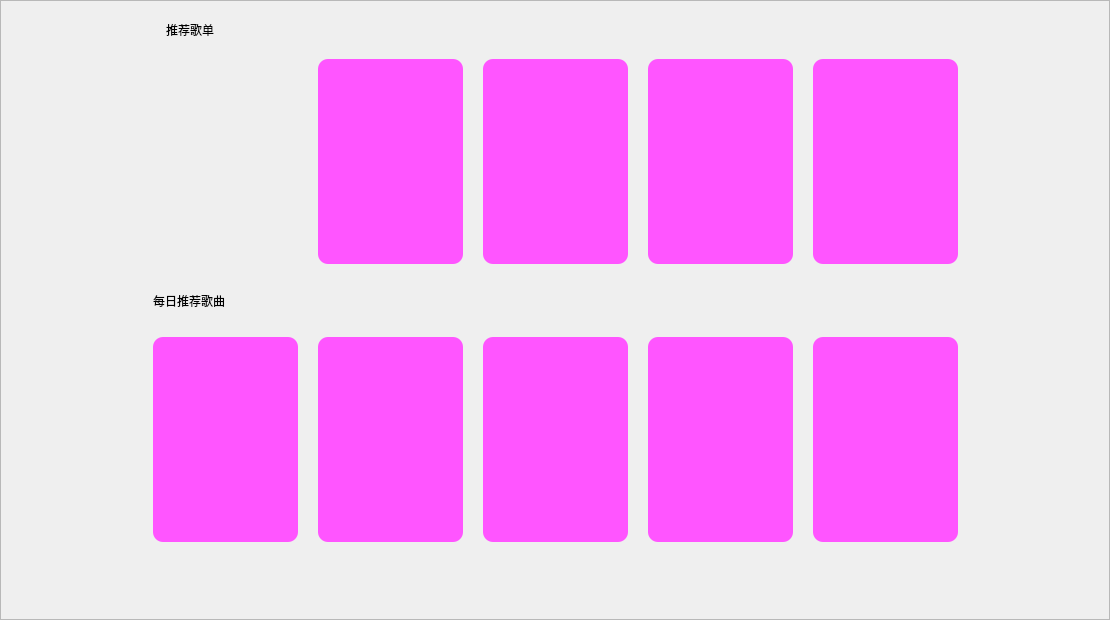
Old version of the form recommend.ui in the repository NanCity/Qt-ffmpeg.
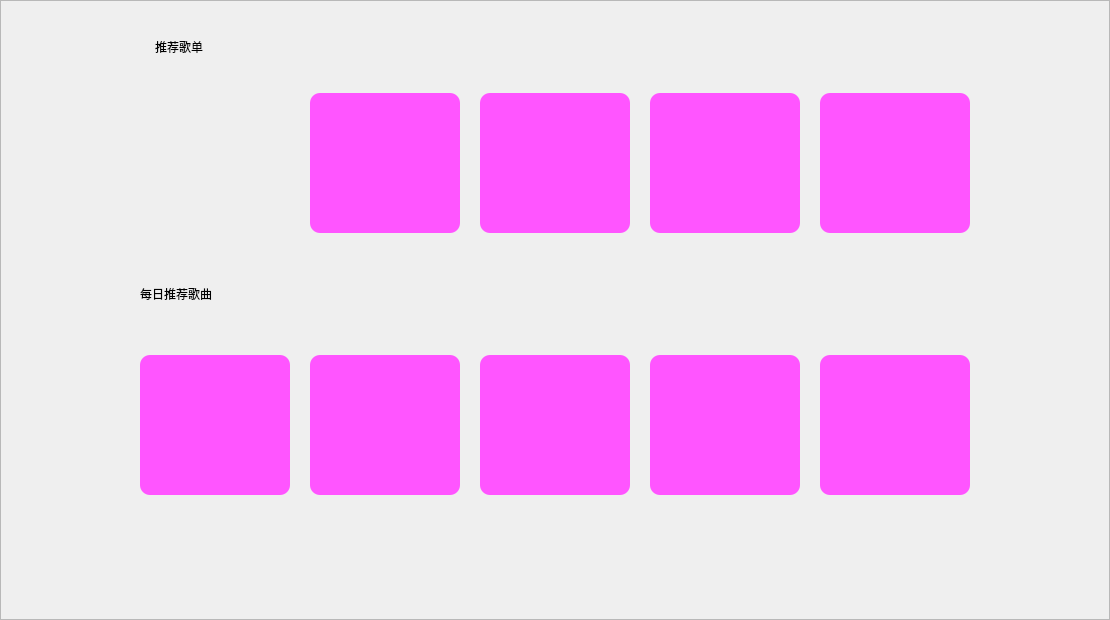
New version of the form. Icons and pictures are not drawn.

What changed in the file:
```diff
--- a/recommend.ui
+++ b/recommend.ui
@@ -106,6 +106,314 @@
             <property name="verticalSpacing">
              <number>0</number>
             </property>
+            <item row="3" column="1">
+             <widget class="QPushButton" name="btn_rec_6">
+              <property name="sizePolicy">
+               <sizepolicy hsizetype="Minimum" vsizetype="Minimum">
+                <horstretch>0</horstretch>
+                <verstretch>0</verstretch>
+               </sizepolicy>
+              </property>
+              <property name="minimumSize">
+               <size>
+                <width>150</width>
+                <height>140</height>
+               </size>
+              </property>
+              <property name="maximumSize">
+               <size>
+                <width>150</width>
+                <height>140</height>
+               </size>
+              </property>
+              <property name="styleSheet">
+               <string notr="true">border-radius: 10px; /*设置圆角的大小*/
+background-color: rgb(255, 85, 255);</string>
+              </property>
+              <property name="text">
+               <string/>
+              </property>
+             </widget>
+            </item>
+            <item row="5" column="2">
+             <widget class="QLabel" name="lab_rec_7">
+              <property name="minimumSize">
+               <size>
+                <width>140</width>
+                <height>60</height>
+               </size>
+              </property>
+              <property name="maximumSize">
+               <size>
+                <width>140</width>
+                <height>60</height>
+               </size>
+              </property>
+              <property name="text">
+               <string/>
+              </property>
+             </widget>
+            </item>
+            <item row="5" column="3">
+             <widget class="QLabel" name="lab_rec_8">
+              <property name="minimumSize">
+               <size>
+                <width>140</width>
+                <height>60</height>
+               </size>
+              </property>
+              <property name="maximumSize">
+               <size>
+                <width>140</width>
+                <height>60</height>
+               </size>
+              </property>
+              <property name="text">
+               <string/>
+              </property>
+             </widget>
+            </item>
+            <item row="3" column="5">
+             <widget class="QPushButton" name="btn_rec_10">
+              <property name="sizePolicy">
+               <sizepolicy hsizetype="Minimum" vsizetype="Minimum">
+                <horstretch>0</horstretch>
+                <verstretch>0</verstretch>
+               </sizepolicy>
+              </property>
+              <property name="minimumSize">
+               <size>
+                <width>150</width>
+                <height>140</height>
+               </size>
+              </property>
+              <property name="maximumSize">
+               <size>
+                <width>150</width>
+                <height>140</height>
+               </size>
+              </property>
+              <property name="styleSheet">
+               <string notr="true">border-radius: 10px; /*设置圆角的大小*/
+background-color: rgb(255, 85, 255);</string>
+              </property>
+              <property name="text">
+               <string/>
+              </property>
+             </widget>
+            </item>
+            <item row="3" column="2">
+             <widget class="QPushButton" name="btn_rec_7">
+              <property name="sizePolicy">
+               <sizepolicy hsizetype="Minimum" vsizetype="Minimum">
+                <horstretch>0</horstretch>
+                <verstretch>0</verstretch>
+               </sizepolicy>
+              </property>
+              <property name="minimumSize">
+               <size>
+                <width>150</width>
+                <height>140</height>
+               </size>
+              </property>
+              <property name="maximumSize">
+               <size>
+                <width>150</width>
+                <height>140</height>
+               </size>
+              </property>
+              <property name="styleSheet">
+               <string notr="true">border-radius: 10px; /*设置圆角的大小*/
+background-color: rgb(255, 85, 255);</string>
+              </property>
+              <property name="text">
+               <string/>
+              </property>
+             </widget>
+            </item>
+            <item row="2" column="3">
+             <widget class="QLabel" name="lab_rec_3">
+              <property name="minimumSize">
+               <size>
+                <width>140</width>
+                <height>60</height>
+               </size>
+              </property>
+              <property name="maximumSize">
+               <size>
+                <width>140</width>
+                <height>60</height>
+               </size>
+              </property>
+              <property name="text">
+               <string/>
+              </property>
+             </widget>
+            </item>
+            <item row="5" column="4">
+             <widget class="QLabel" name="lab_rec_9">
+              <property name="minimumSize">
+               <size>
+                <width>140</width>
+                <height>60</height>
+               </size>
+              </property>
+              <property name="maximumSize">
+               <size>
+                <width>140</width>
+                <height>60</height>
+               </size>
+              </property>
+              <property name="text">
+               <string/>
+              </property>
+             </widget>
+            </item>
+            <item row="1" column="2">
+             <widget class="QPushButton" name="btn_rec_2">
+              <property name="sizePolicy">
+               <sizepolicy hsizetype="Minimum" vsizetype="Minimum">
+                <horstretch>0</horstretch>
+                <verstretch>0</verstretch>
+               </sizepolicy>
+              </property>
+              <property name="minimumSize">
+               <size>
+                <width>150</width>
+                <height>140</height>
+               </size>
+              </property>
+              <property name="maximumSize">
+               <size>
+                <width>150</width>
+                <height>140</height>
+               </size>
+              </property>
+              <property name="styleSheet">
+               <string notr="true">border-radius: 10px; /*设置圆角的大小*/
+background-color: rgb(255, 85, 255);</string>
+              </property>
+              <property name="text">
+               <string/>
+              </property>
+             </widget>
+            </item>
+            <item row="5" column="1">
+             <widget class="QLabel" name="lab_rec_6">
+              <property name="minimumSize">
+               <size>
+                <width>140</width>
+                <height>60</height>
+               </size>
+              </property>
+              <property name="maximumSize">
+               <size>
+                <width>140</width>
+                <height>60</height>
+               </size>
+              </property>
+              <property name="text">
+               <string/>
+              </property>
+             </widget>
+            </item>
+            <item row="2" column="4">
+             <widget class="QLabel" name="lab_rec_4">
+              <property name="minimumSize">
+               <size>
+                <width>140</width>
+                <height>60</height>
+               </size>
+              </property>
+              <property name="maximumSize">
+               <size>
+                <width>140</width>
+                <height>60</height>
+               </size>
+              </property>
+              <property name="text">
+               <string/>
+              </property>
+             </widget>
+            </item>
+            <item row="3" column="4">
+             <widget class="QPushButton" name="btn_rec_9">
+              <property name="sizePolicy">
+               <sizepolicy hsizetype="Minimum" vsizetype="Minimum">
+                <horstretch>0</horstretch>
+                <verstretch>0</verstretch>
+               </sizepolicy>
+              </property>
+              <property name="minimumSize">
+               <size>
+                <width>150</width>
+                <height>140</height>
+               </size>
+              </property>
+              <property name="maximumSize">
+               <size>
+                <width>150</width>
+                <height>140</height>
+               </size>
+              </property>
+              <property name="styleSheet">
+               <string notr="true">border-radius: 10px; /*设置圆角的大小*/
+background-color: rgb(255, 85, 255);</string>
+              </property>
+              <property name="text">
+               <string/>
+              </property>
+             </widget>
+            </item>
+            <item row="2" column="1">
+             <widget class="QLabel" name="lab_rec_1">
+              <property name="minimumSize">
+               <size>
+                <width>140</width>
+                <height>60</height>
+               </size>
+              </property>
+              <property name="maximumSize">
+               <size>
+                <width>140</width>
+                <height>60</height>
+               </size>
+              </property>
+              <property name="text">
+               <string>每日推荐歌曲</string>
+              </property>
+             </widget>
+            </item>
+            <item row="1" column="1">
+             <widget class="QPushButton" name="btn_rec_1">
+              <property name="sizePolicy">
+               <sizepolicy hsizetype="Minimum" vsizetype="Minimum">
+                <horstretch>0</horstretch>
+                <verstretch>0</verstretch>
+               </sizepolicy>
+              </property>
+              <property name="minimumSize">
+               <size>
+                <width>150</width>
+                <height>140</height>
+               </size>
+              </property>
+              <property name="maximumSize">
+               <size>
+                <width>150</width>
+                <height>140</height>
+               </size>
+              </property>
+              <property name="styleSheet">
+               <string notr="true">border-radius: 10px; /*设置圆角的大小*/
+
+</string>
+              </property>
+              <property name="text">
+               <string/>
+              </property>
+             </widget>
+            </item>
             <item row="0" column="1">
              <layout class="QHBoxLayout" name="horizontalLayout_2" stretch="0,0">
               <property name="spacing">
@@ -162,25 +470,18 @@
               </item>
              </layout>
             </item>
-            <item row="4" column="2">
-             <widget class="QLabel" name="lab_rec_7">
-              <property name="maximumSize">
+            <item row="5" column="5">
+             <widget class="QLabel" name="lab_rec_10">
+              <property name="minimumSize">
                <size>
-                <width>205</width>
-                <height>45</height>
+                <width>140</width>
+                <height>60</height>
                </size>
               </property>
-              <property name="text">
-               <string/>
-              </property>
-             </widget>
-            </item>
-            <item row="4" column="3">
-             <widget class="QLabel" name="lab_rec_8">
               <property name="maximumSize">
                <size>
-                <width>205</width>
-                <height>45</height>
+                <width>140</width>
+                <height>60</height>
                </size>
               </property>
               <property name="text">
@@ -198,14 +499,14 @@
               </property>
               <property name="minimumSize">
                <size>
-                <width>145</width>
+                <width>150</width>
                 <height>140</height>
                </size>
               </property>
               <property name="maximumSize">
                <size>
-                <width>205</width>
-                <height>205</height>
+                <width>150</width>
+                <height>140</height>
                </size>
               </property>
               <property name="styleSheet">
@@ -217,19 +518,48 @@
               </property>
              </widget>
             </item>
-            <item row="4" column="1">
-             <widget class="QLabel" name="lab_rec_6">
+            <item row="1" column="4">
+             <widget class="QPushButton" name="btn_rec_4">
+              <property name="sizePolicy">
+               <sizepolicy hsizetype="Minimum" vsizetype="Minimum">
+                <horstretch>0</horstretch>
+                <verstretch>0</verstretch>
+               </sizepolicy>
+              </property>
+              <property name="minimumSize">
+               <size>
+                <width>150</width>
+                <height>140</height>
+               </size>
+              </property>
               <property name="maximumSize">
                <size>
-                <width>205</width>
-                <height>45</height>
+                <width>150</width>
+                <height>140</height>
                </size>
               </property>
+              <property name="styleSheet">
+               <string notr="true">border-radius: 10px; /*设置圆角的大小*/
+background-color: rgb(255, 85, 255);</string>
+              </property>
               <property name="text">
                <string/>
               </property>
              </widget>
             </item>
+            <item row="1" column="0">
+             <spacer name="horizontalSpacer">
+              <property name="orientation">
+               <enum>Qt::Horizontal</enum>
+              </property>
+              <property name="sizeHint" stdset="0">
+               <size>
+                <width>40</width>
+                <height>20</height>
+               </size>
+              </property>
+             </spacer>
+            </item>
             <item row="3" column="3">
              <widget class="QPushButton" name="btn_rec_8">
               <property name="sizePolicy">
@@ -240,14 +570,14 @@
               </property>
               <property name="minimumSize">
                <size>
-                <width>145</width>
+                <width>150</width>
                 <height>140</height>
                </size>
               </property>
               <property name="maximumSize">
                <size>
-                <width>205</width>
-                <height>205</height>
+                <width>150</width>
+                <height>140</height>
                </size>
               </property>
               <property name="styleSheet">
@@ -261,335 +591,17 @@
             </item>
             <item row="2" column="2">
              <widget class="QLabel" name="lab_rec_2">
-              <property name="maximumSize">
-               <size>
-                <width>205</width>
-                <height>45</height>
-               </size>
-              </property>
-              <property name="text">
-               <string/>
-              </property>
-             </widget>
-            </item>
-            <item row="3" column="5">
-             <widget class="QPushButton" name="btn_rec_10">
-              <property name="sizePolicy">
-               <sizepolicy hsizetype="Minimum" vsizetype="Minimum">
-                <horstretch>0</horstretch>
-                <verstretch>0</verstretch>
-               </sizepolicy>
-              </property>
               <property name="minimumSize">
                <size>
-                <width>145</width>
-                <height>140</height>
+                <width>140</width>
+                <height>60</height>
                </size>
               </property>
               <property name="maximumSize">
                <size>
-                <width>205</width>
-                <height>205</height>
+                <width>140</width>
+                <height>60</height>
                </size>
-              </property>
-              <property name="styleSheet">
-               <string notr="true">border-radius: 10px; /*设置圆角的大小*/
-background-color: rgb(255, 85, 255);</string>
-              </property>
-              <property name="text">
-               <string/>
-              </property>
-             </widget>
-            </item>
-            <item row="2" column="4">
-             <widget class="QLabel" name="lab_rec_4">
-              <property name="maximumSize">
-               <size>
-                <width>205</width>
-                <height>45</height>
-               </size>
-              </property>
-              <property name="text">
-               <string/>
-              </property>
-             </widget>
-            </item>
-            <item row="4" column="4">
-             <widget class="QLabel" name="lab_rec_9">
-              <property name="maximumSize">
-               <size>
-                <width>205</width>
-                <height>45</height>
-               </size>
-              </property>
-              <property name="text">
-               <string/>
-              </property>
-             </widget>
-            </item>
-            <item row="1" column="5">
-             <widget class="QPushButton" name="btn_rec_5">
-              <property name="sizePolicy">
-               <sizepolicy hsizetype="Minimum" vsizetype="Minimum">
-                <horstretch>0</horstretch>
-                <verstretch>0</verstretch>
-               </sizepolicy>
-              </property>
-              <property name="minimumSize">
-               <size>
-                <width>145</width>
-                <height>140</height>
-               </size>
-              </property>
-              <property name="maximumSize">
-               <size>
-                <width>205</width>
-                <height>205</height>
-               </size>
-              </property>
-              <property name="styleSheet">
-               <string notr="true">border-radius: 10px; /*设置圆角的大小*/
-background-color: rgb(255, 85, 255);</string>
-              </property>
-              <property name="text">
-               <string/>
-              </property>
-             </widget>
-            </item>
-            <item row="3" column="1">
-             <widget class="QPushButton" name="btn_rec_6">
-              <property name="sizePolicy">
-               <sizepolicy hsizetype="Minimum" vsizetype="Minimum">
-                <horstretch>0</horstretch>
-                <verstretch>0</verstretch>
-               </sizepolicy>
-              </property>
-              <property name="minimumSize">
-               <size>
-                <width>145</width>
-                <height>140</height>
-               </size>
-              </property>
-              <property name="maximumSize">
-               <size>
-                <width>205</width>
-                <height>205</height>
-               </size>
-              </property>
-              <property name="styleSheet">
-               <string notr="true">border-radius: 10px; /*设置圆角的大小*/
-background-color: rgb(255, 85, 255);</string>
-              </property>
-              <property name="text">
-               <string/>
-              </property>
-             </widget>
-            </item>
-            <item row="1" column="2">
-             <widget class="QPushButton" name="btn_rec_2">
-              <property name="sizePolicy">
-               <sizepolicy hsizetype="Minimum" vsizetype="Minimum">
-                <horstretch>0</horstretch>
-                <verstretch>0</verstretch>
-               </sizepolicy>
-              </property>
-              <property name="minimumSize">
-               <size>
-                <width>145</width>
-                <height>140</height>
-               </size>
-              </property>
-              <property name="maximumSize">
-               <size>
-                <width>205</width>
-                <height>205</height>
-               </size>
-              </property>
-              <property name="styleSheet">
-               <string notr="true">border-radius: 10px; /*设置圆角的大小*/
-background-color: rgb(255, 85, 255);</string>
-              </property>
-              <property name="text">
-               <string/>
-              </property>
-             </widget>
-            </item>
-            <item row="1" column="1">
-             <widget class="QPushButton" name="btn_rec_1">
-              <property name="sizePolicy">
-               <sizepolicy hsizetype="Minimum" vsizetype="Minimum">
-                <horstretch>0</horstretch>
-                <verstretch>0</verstretch>
-               </sizepolicy>
-              </property>
-              <property name="minimumSize">
-               <size>
-                <width>145</width>
-                <height>140</height>
-               </size>
-              </property>
-              <property name="maximumSize">
-               <size>
-                <width>205</width>
-                <height>205</height>
-               </size>
-              </property>
-              <property name="styleSheet">
-               <string notr="true">border-radius: 10px; /*设置圆角的大小*/
-
-</string>
-              </property>
-              <property name="text">
-               <string/>
-              </property>
-             </widget>
-            </item>
-            <item row="3" column="4">
-             <widget class="QPushButton" name="btn_rec_9">
-              <property name="sizePolicy">
-               <sizepolicy hsizetype="Minimum" vsizetype="Minimum">
-                <horstretch>0</horstretch>
-                <verstretch>0</verstretch>
-               </sizepolicy>
-              </property>
-              <property name="minimumSize">
-               <size>
-                <width>145</width>
-                <height>140</height>
-               </size>
-              </property>
-              <property name="maximumSize">
-               <size>
-                <width>205</width>
-                <height>205</height>
-               </size>
-              </property>
-              <property name="styleSheet">
-               <string notr="true">border-radius: 10px; /*设置圆角的大小*/
-background-color: rgb(255, 85, 255);</string>
-              </property>
-              <property name="text">
-               <string/>
-              </property>
-             </widget>
-            </item>
-            <item row="2" column="1">
-             <widget class="QLabel" name="lab_rec_1">
-              <property name="maximumSize">
-               <size>
-                <width>16777215</width>
-                <height>45</height>
-               </size>
-              </property>
-              <property name="text">
-               <string>每日推荐歌曲</string>
-              </property>
-             </widget>
-            </item>
-            <item row="1" column="0">
-             <spacer name="horizontalSpacer">
-              <property name="orientation">
-               <enum>Qt::Horizontal</enum>
-              </property>
-              <property name="sizeHint" stdset="0">
-               <size>
-                <width>40</width>
-                <height>20</height>
-               </size>
-              </property>
-             </spacer>
-            </item>
-            <item row="2" column="5">
-             <widget class="QLabel" name="lab_rec_5">
-              <property name="maximumSize">
-               <size>
-                <width>205</width>
-                <height>45</height>
-               </size>
-              </property>
-              <property name="text">
-               <string/>
-              </property>
-             </widget>
-            </item>
-            <item row="3" column="2">
-             <widget class="QPushButton" name="btn_rec_7">
-              <property name="sizePolicy">
-               <sizepolicy hsizetype="Minimum" vsizetype="Minimum">
-                <horstretch>0</horstretch>
-                <verstretch>0</verstretch>
-               </sizepolicy>
-              </property>
-              <property name="minimumSize">
-               <size>
-                <width>145</width>
-                <height>140</height>
-               </size>
-              </property>
-              <property name="maximumSize">
-               <size>
-                <width>205</width>
-                <height>205</height>
-               </size>
-              </property>
-              <property name="styleSheet">
-               <string notr="true">border-radius: 10px; /*设置圆角的大小*/
-background-color: rgb(255, 85, 255);</string>
-              </property>
-              <property name="text">
-               <string/>
-              </property>
-             </widget>
-            </item>
-            <item row="4" column="5">
-             <widget class="QLabel" name="lab_rec_10">
-              <property name="maximumSize">
-               <size>
-                <width>205</width>
-                <height>45</height>
-               </size>
-              </property>
-              <property name="text">
-               <string/>
-              </property>
-             </widget>
-            </item>
-            <item row="2" column="3">
-             <widget class="QLabel" name="lab_rec_3">
-              <property name="maximumSize">
-               <size>
-                <width>205</width>
-                <height>45</height>
-               </size>
-              </property>
-              <property name="text">
-               <string/>
-              </property>
-             </widget>
-            </item>
-            <item row="1" column="4">
-             <widget class="QPushButton" name="btn_rec_4">
-              <property name="sizePolicy">
-               <sizepolicy hsizetype="Minimum" vsizetype="Minimum">
-                <horstretch>0</horstretch>
-                <verstretch>0</verstretch>
-               </sizepolicy>
-              </property>
-              <property name="minimumSize">
-               <size>
-                <width>145</width>
-                <height>140</height>
-               </size>
-              </property>
-              <property name="maximumSize">
-               <size>
-                <width>205</width>
-                <height>205</height>
-               </size>
-              </property>
-              <property name="styleSheet">
-               <string notr="true">border-radius: 10px; /*设置圆角的大小*/
-background-color: rgb(255, 85, 255);</string>
               </property>
               <property name="text">
                <string/>
@@ -609,6 +621,54 @@
               </property>
              </spacer>
             </item>
+            <item row="2" column="5">
+             <widget class="QLabel" name="lab_rec_5">
+              <property name="minimumSize">
+               <size>
+                <width>140</width>
+                <height>60</height>
+               </size>
+              </property>
+              <property name="maximumSize">
+               <size>
+                <width>140</width>
+                <height>60</height>
+               </size>
+              </property>
+              <property name="text">
+               <string/>
+              </property>
+             </widget>
+            </item>
+            <item row="1" column="5">
+             <widget class="QPushButton" name="btn_rec_5">
+              <property name="sizePolicy">
+               <sizepolicy hsizetype="Minimum" vsizetype="Minimum">
+                <horstretch>0</horstretch>
+                <verstretch>0</verstretch>
+               </sizepolicy>
+              </property>
+              <property name="minimumSize">
+               <size>
+                <width>150</width>
+                <height>140</height>
+               </size>
+              </property>
+              <property name="maximumSize">
+               <size>
+                <width>150</width>
+                <height>140</height>
+               </size>
+              </property>
+              <property name="styleSheet">
+               <string notr="true">border-radius: 10px; /*设置圆角的大小*/
+background-color: rgb(255, 85, 255);</string>
+              </property>
+              <property name="text">
+               <string/>
+              </property>
+             </widget>
+            </item>
            </layout>
           </widget>
          </item>
```
